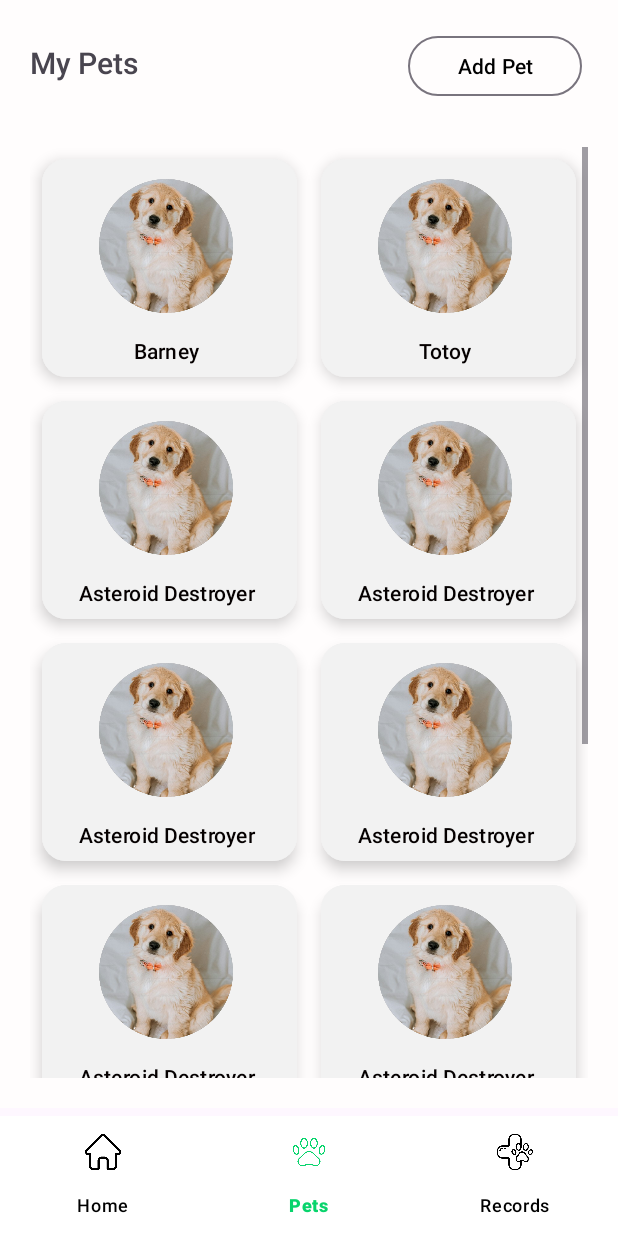
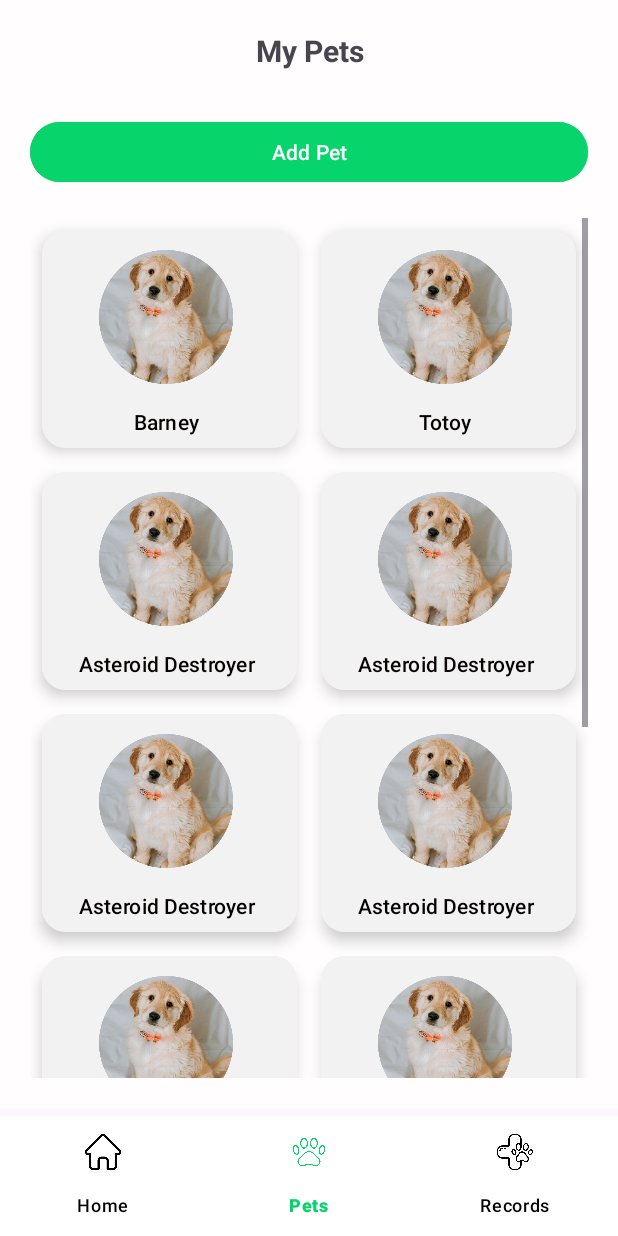
Before and after one commit to kurtsanor/PetTrackr, an Android app: the HomeFragment screen opened directly, with no data from a screen before it, item 2 of the bottom bar chosen, on a phone screen of 412 x 824 dp. Run offline under Robolectric (Android 15) with nearby library versions, the phone set to English and light mode, and no system bars; libraries missing offline, so code that uses them is left out: com.github.mikephil.charting; 4 statements that could not run were skipped.

Commit message:
style: centralize page headers

```diff
--- a/app/src/main/res/layout/fragment_pet_profile.xml
+++ b/app/src/main/res/layout/fragment_pet_profile.xml
@@ -21,6 +21,7 @@
             android:textStyle="bold"
             android:textSize="20sp"
             android:layout_marginBottom="30dp"
+            android:textAlignment="center"
             />
         <!--Profile Card-->
         <androidx.cardview.widget.CardView
--- a/app/src/main/res/layout/fragment_pets.xml
+++ b/app/src/main/res/layout/fragment_pets.xml
@@ -13,33 +13,33 @@
         android:orientation="vertical"
         android:padding="20dp">
 
+        <TextView
+            android:id="@+id/textView2"
+            android:layout_width="match_parent"
+            android:layout_height="wrap_content"
+            android:textStyle="bold"
+            android:text="My Pets"
+            android:textSize="20sp"
+            android:layout_marginBottom="30dp"
+            android:textAlignment="center"/>
 
         <LinearLayout
             android:layout_width="match_parent"
             android:layout_height="wrap_content"
             android:orientation="horizontal"
-            android:layout_marginBottom="30dp"
+
             >
 
-            <TextView
-                android:id="@+id/textView2"
-                android:layout_width="0dp"
-                android:layout_height="wrap_content"
-                android:layout_weight="2"
-                android:fontFamily="sans-serif-medium"
-                android:text="My Pets"
-                android:textSize="20sp" />
-
             <Button
-                style="@style/Widget.Material3.Button.IconButton.Outlined"
+                style="@style/Widget.Material3.Button"
                 android:id="@+id/buttonAdd"
                 android:layout_width="0dp"
                 android:layout_height="wrap_content"
                 android:layout_weight="1"
                 android:text="Add Pet"
-                android:textColor="#000000"
-                android:textColorLink="#090909" />
-
+                android:layout_marginBottom="20dp"
+                android:backgroundTint="#08d46c"
+                />
 
         </LinearLayout>
 
```
Also changed, not shown: app/src/main/res/layout/fragment_home.xml (+4 -4 lines).
